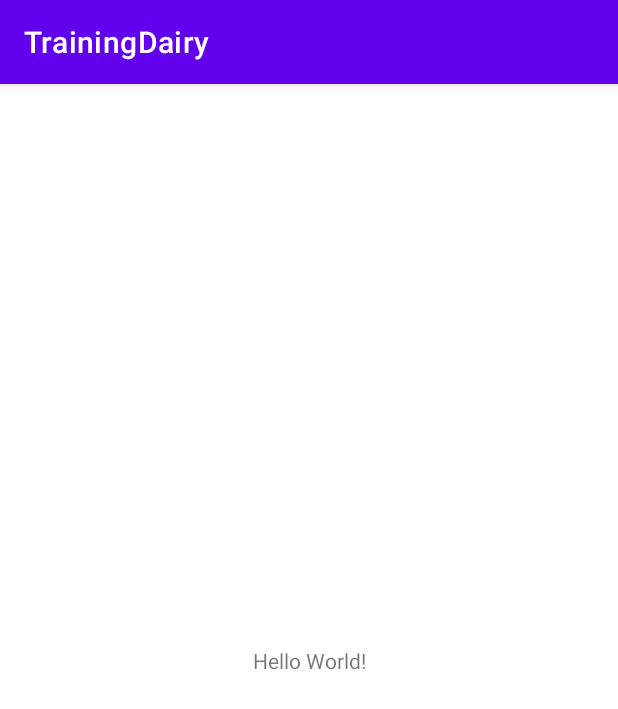
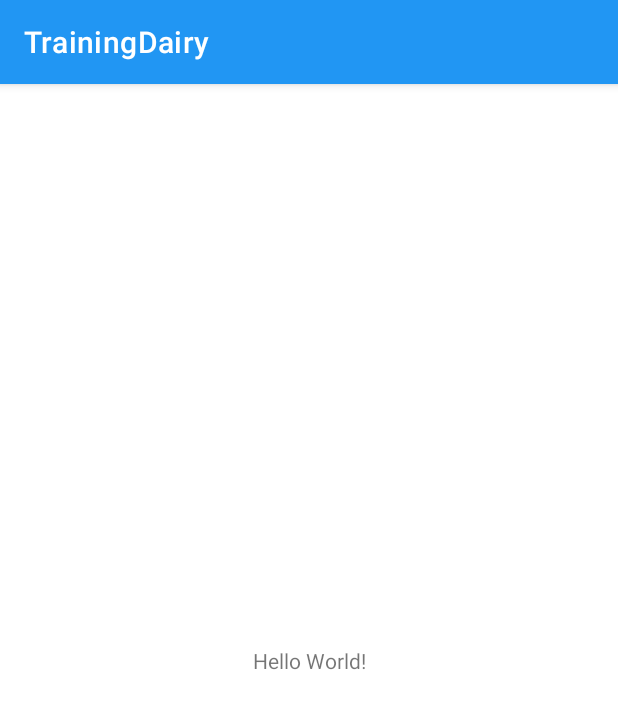
Before and after one commit to Ik0n/TrainingDairy, an Android app: the screen it shows after launch (MainActivity), on a phone screen of 412 x 824 dp. Shown: the top 709 px of the screen. Run offline under Robolectric (Android 15) with nearby library versions, the phone set to English and light mode, and no system bars.

Commit message:
Добавлены оттенки голубого и оранжевого цветов, установлены в качестве Primary и Secondary colors.

```diff
--- a/app/src/main/res/values/colors.xml
+++ b/app/src/main/res/values/colors.xml
@@ -7,4 +7,15 @@
     <color name="teal_700">#FF018786</color>
     <color name="black">#FF000000</color>
     <color name="white">#FFFFFFFF</color>
+
+    <color name="blue">#2196f3</color>
+    <color name="blue_light">#6ec6ff</color>
+    <color name="blue_dark">#0069c0</color>
+
+    <color name="orange">#ff9800</color>
+    <color name="orange_light">#ffc947</color>
+    <color name="orange_dark">#c66900</color>
+
+    <!--Цвет заметки-->
+    <color name="green">#4caf50</color>
 </resources>
--- a/app/src/main/res/values/themes.xml
+++ b/app/src/main/res/values/themes.xml
@@ -1,16 +1,17 @@
-<resources xmlns:tools="http://schemas.android.com/tools">
+<resources>
     <!-- Base application theme. -->
     <style name="Theme.TrainingDairy" parent="Theme.MaterialComponents.DayNight.DarkActionBar">
         <!-- Primary brand color. -->
-        <item name="colorPrimary">@color/purple_500</item>
-        <item name="colorPrimaryVariant">@color/purple_700</item>
+        <item name="colorPrimary">@color/blue</item>
+        <item name="colorPrimaryVariant">@color/blue_dark</item>
         <item name="colorOnPrimary">@color/white</item>
         <!-- Secondary brand color. -->
-        <item name="colorSecondary">@color/teal_200</item>
-        <item name="colorSecondaryVariant">@color/teal_700</item>
+        <item name="colorSecondary">@color/orange</item>
+        <item name="colorSecondaryVariant">@color/orange_dark</item>
         <item name="colorOnSecondary">@color/black</item>
         <!-- Status bar color. -->
-        <item name="android:statusBarColor" tools:targetApi="l">?attr/colorPrimaryVariant</item>
+        <item name="android:statusBarColor">?attr/colorPrimaryVariant</item>
         <!-- Customize your theme here. -->
+
     </style>
 </resources>
```
